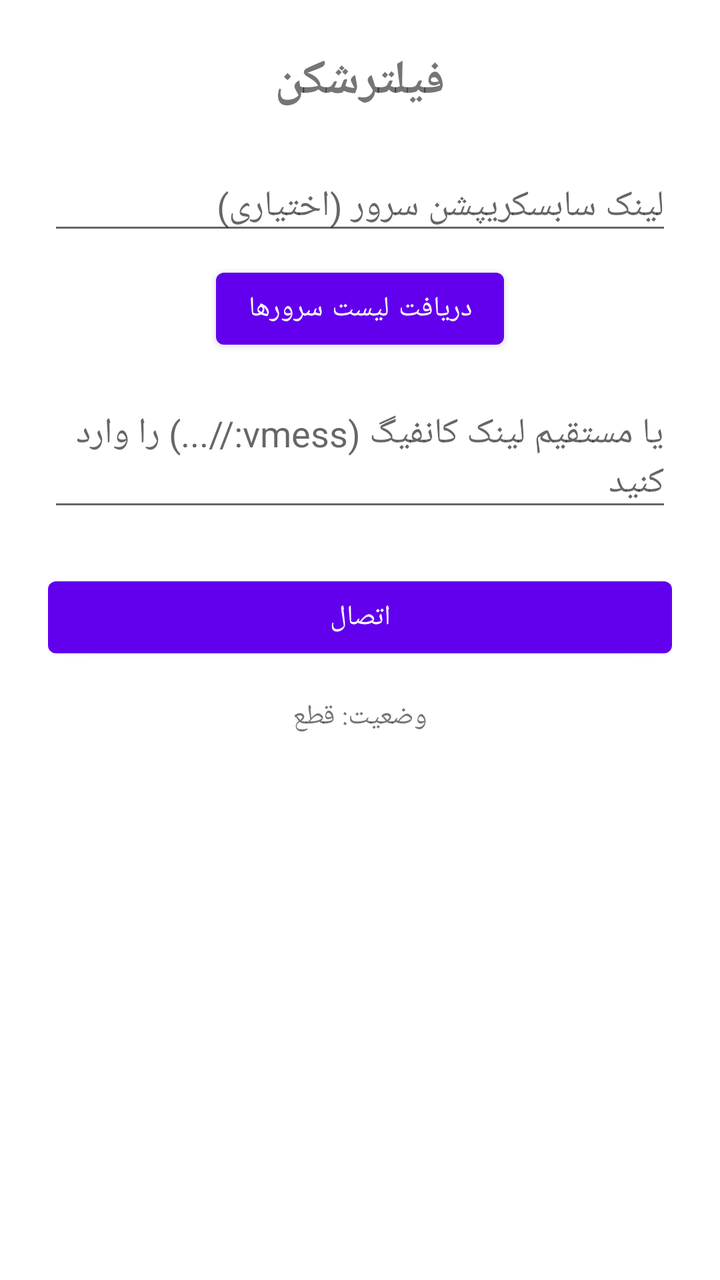
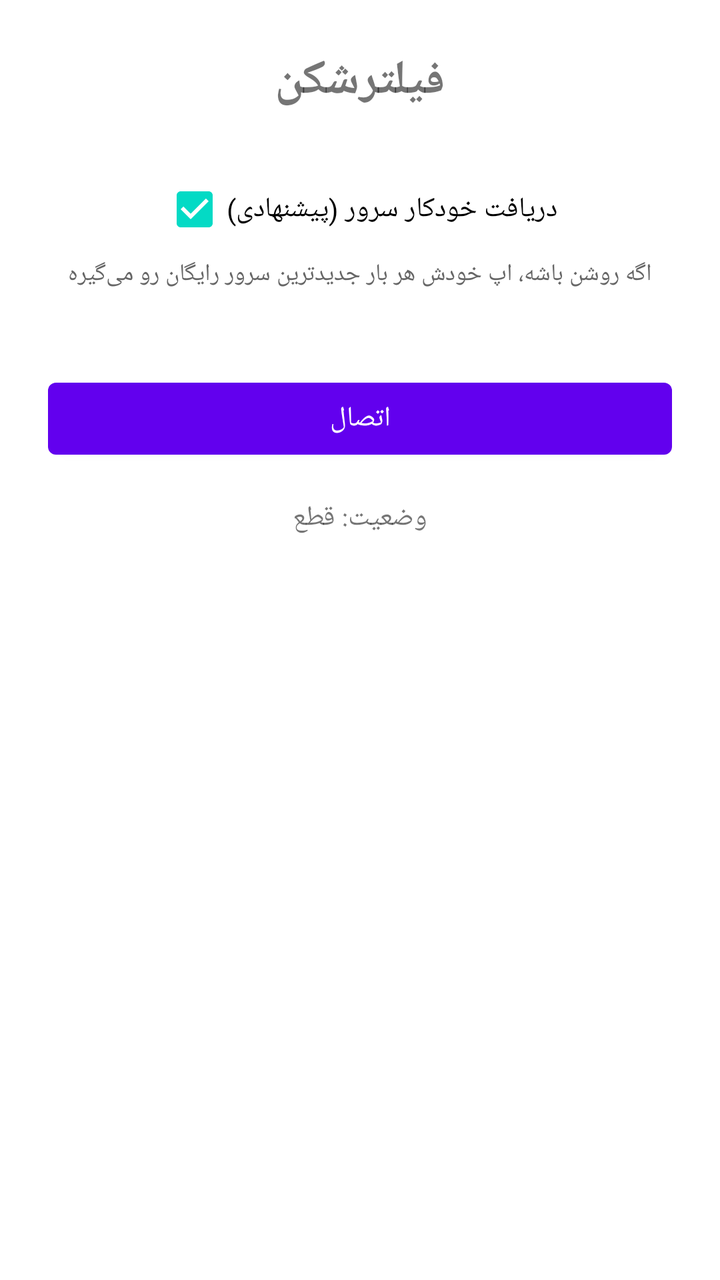

An Android layout rendered at two revisions. The XML below is the earlier revision; the diff shows what the commit changed to produce the second picture.
<!-- AndroidManifest.xml: application theme Theme.FilterShekan -->
<!-- res/layout/activity_main.xml -->
<?xml version="1.0" encoding="utf-8"?>
<LinearLayout xmlns:android="http://schemas.android.com/apk/res/android"
    android:layout_width="match_parent"
    android:layout_height="match_parent"
    android:orientation="vertical"
    android:padding="24dp"
    android:gravity="center_horizontal">

    <TextView
        android:layout_width="wrap_content"
        android:layout_height="wrap_content"
        android:text="فیلترشکن"
        android:textSize="24sp"
        android:textStyle="bold"
        android:layout_marginBottom="24dp" />

    <EditText
        android:id="@+id/editSubscriptionUrl"
        android:layout_width="match_parent"
        android:layout_height="wrap_content"
        android:hint="لینک سابسکریپشن سرور (اختیاری)"
        android:inputType="textUri" />

    <Button
        android:id="@+id/btnFetchSubscription"
        android:layout_width="wrap_content"
        android:layout_height="wrap_content"
        android:text="دریافت لیست سرورها"
        android:layout_marginTop="8dp" />

    <EditText
        android:id="@+id/editConfigInput"
        android:layout_width="match_parent"
        android:layout_height="wrap_content"
        android:layout_marginTop="16dp"
        android:hint="یا مستقیم لینک کانفیگ (vmess://...) را وارد کنید"
        android:inputType="textMultiLine"
        android:minLines="2" />

    <Button
        android:id="@+id/btnConnect"
        android:layout_width="match_parent"
        android:layout_height="wrap_content"
        android:layout_marginTop="24dp"
        android:text="اتصال" />

    <TextView
        android:id="@+id/tvStatus"
        android:layout_width="wrap_content"
        android:layout_height="wrap_content"
        android:layout_marginTop="16dp"
        android:text="وضعیت: قطع" />

</LinearLayout>
<!-- resources referenced by this layout -->
<resources>
  <style name="Theme.FilterShekan" parent="Theme.MaterialComponents.DayNight.NoActionBar">
          <item name="colorPrimary">@color/purple_500</item>
          <item name="colorPrimaryVariant">@color/purple_700</item>
          <item name="colorOnPrimary">@android:color/white</item>
          <item name="colorSecondary">@color/teal_200</item>
      </style>
  <color name="purple_500">#6200EE</color>
  <color name="purple_700">#3700B3</color>
  <color name="teal_200">#03DAC5</color>
</resources>

<!-- the commit's change to res/layout/activity_main.xml (unified diff, before → after) -->
@@ -14,28 +14,51 @@
         android:textStyle="bold"
         android:layout_marginBottom="24dp" />
 
-    <EditText
-        android:id="@+id/editSubscriptionUrl"
+    <CheckBox
+        android:id="@+id/checkboxAutoFetch"
+        android:layout_width="wrap_content"
+        android:layout_height="wrap_content"
+        android:text="دریافت خودکار سرور (پیشنهادی)"
+        android:checked="true" />
+
+    <TextView
+        android:layout_width="wrap_content"
+        android:layout_height="wrap_content"
+        android:layout_marginBottom="16dp"
+        android:textSize="12sp"
+        android:textColor="#666666"
+        android:text="اگه روشن باشه، اپ خودش هر بار جدیدترین سرور رایگان رو می‌گیره" />
+
+    <LinearLayout
+        android:id="@+id/manualInputContainer"
         android:layout_width="match_parent"
         android:layout_height="wrap_content"
-        android:hint="لینک سابسکریپشن سرور (اختیاری)"
-        android:inputType="textUri" />
+        android:orientation="vertical"
+        android:visibility="gone">
 
-    <Button
-        android:id="@+id/btnFetchSubscription"
-        android:layout_width="wrap_content"
-        android:layout_height="wrap_content"
-        android:text="دریافت لیست سرورها"
-        android:layout_marginTop="8dp" />
+        <EditText
+            android:id="@+id/editSubscriptionUrl"
+            android:layout_width="match_parent"
+            android:layout_height="wrap_content"
+            android:hint="لینک سابسکریپشن سرور (اختیاری)"
+            android:inputType="textUri" />
 
-    <EditText
-        android:id="@+id/editConfigInput"
-        android:layout_width="match_parent"
-        android:layout_height="wrap_content"
-        android:layout_marginTop="16dp"
-        android:hint="یا مستقیم لینک کانفیگ (vmess://...) را وارد کنید"
-        android:inputType="textMultiLine"
-        android:minLines="2" />
+        <Button
+            android:id="@+id/btnFetchSubscription"
+            android:layout_width="wrap_content"
+            android:layout_height="wrap_content"
+            android:text="دریافت لیست سرورها"
+            android:layout_marginTop="8dp" />
+
+        <EditText
+            android:id="@+id/editConfigInput"
+            android:layout_width="match_parent"
+            android:layout_height="wrap_content"
+            android:layout_marginTop="16dp"
+            android:hint="یا مستقیم لینک کانفیگ (vmess://...) را وارد کنید"
+            android:inputType="textMultiLine"
+            android:minLines="2" />
+    </LinearLayout>
 
     <Button
         android:id="@+id/btnConnect"
